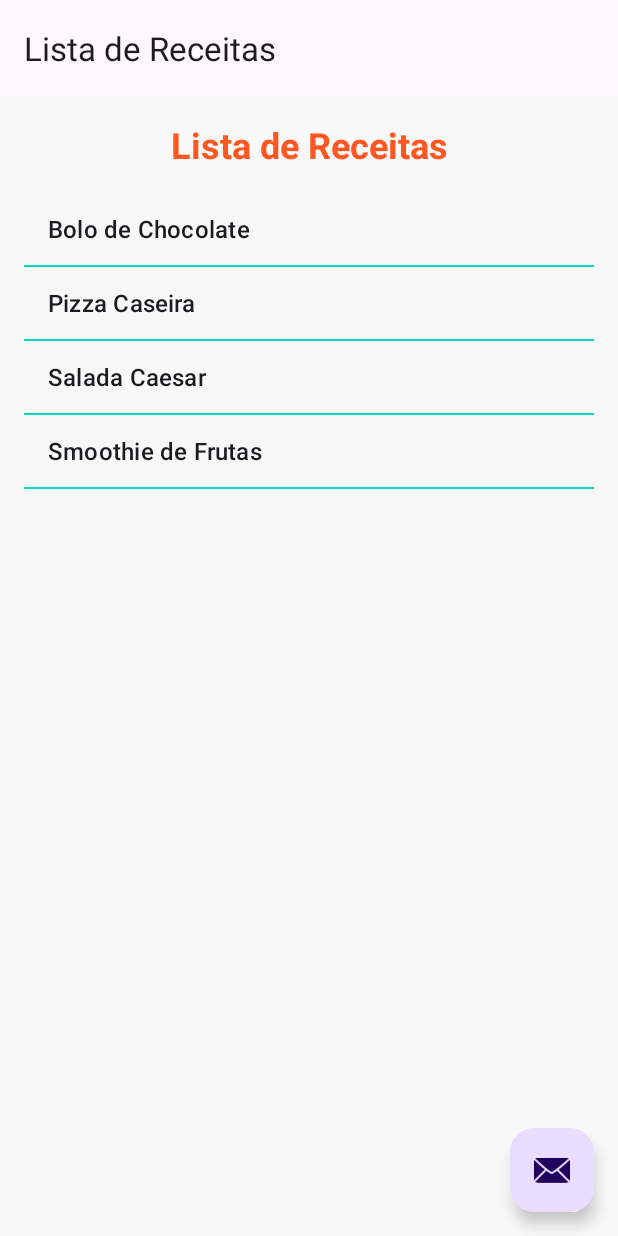
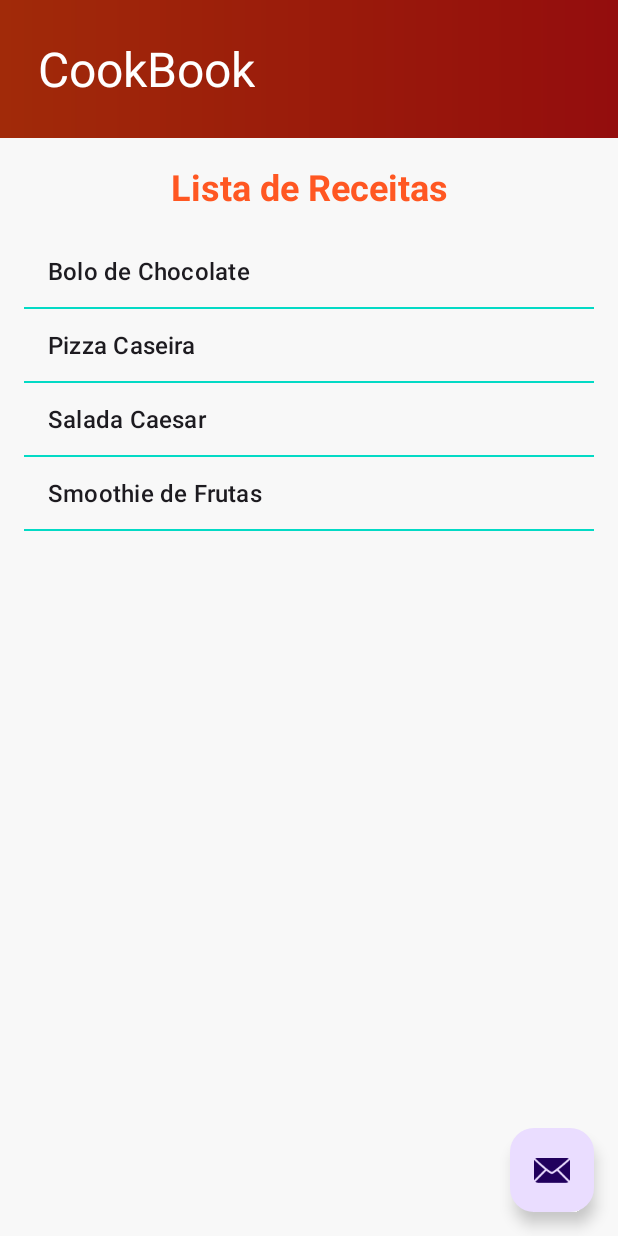
Before and after one commit to AleGTorres/CookBookMobile, an Android app: the screen it shows after launch (MainActivity), on a phone screen of 412 x 824 dp. Run offline under Robolectric (Android 15) with nearby library versions, the phone set to English and light mode, and no system bars; our stand-ins replace navigation-ui.

Commit message:
style: adicionando header

```diff
--- a/app/src/main/java/com/example/receitasdeliciosas/MainActivity.java
+++ b/app/src/main/java/com/example/receitasdeliciosas/MainActivity.java
@@ -2,10 +2,8 @@ package com.example.receitasdeliciosas;
 
 import android.os.Bundle;
 import androidx.appcompat.app.AppCompatActivity;
-import androidx.appcompat.widget.Toolbar;
 import androidx.navigation.NavController;
 import androidx.navigation.Navigation;
-import androidx.navigation.ui.AppBarConfiguration;
 import androidx.navigation.ui.NavigationUI;
 
 public class MainActivity extends AppCompatActivity {
@@ -15,13 +13,9 @@ public class MainActivity extends AppCompatActivity {
         super.onCreate(savedInstanceState);
         setContentView(R.layout.activity_main);
 
-        // Configura a Toolbar como ActionBar
-        Toolbar toolbar = findViewById(R.id.toolbar);
-        setSupportActionBar(toolbar);
-
         // Configura a navegação
-        NavController navController = Navigation.findNavController(this, R.id.nav_host_fragment_content_main);
-        NavigationUI.setupActionBarWithNavController(this, navController);
+        //NavController navController = Navigation.findNavController(this, R.id.nav_host_fragment_content_main);
+        //NavigationUI.setupActionBarWithNavController(this, navController);
     }
 
     @Override
--- /dev/null
+++ b/app/src/main/res/drawable/header.xml
@@ -0,0 +1,31 @@
+<vector
+    xmlns:android="http://schemas.android.com/apk/res/android"
+    xmlns:aapt="http://schemas.android.com/aapt"
+    android:width="412dp"
+    android:height="92dp"
+    android:viewportWidth="412"
+    android:viewportHeight="92">
+
+    <!-- Retângulo simples cobrindo toda a área -->
+    <path
+        android:pathData="M0,0H412V92H0V0Z">
+        <!-- Define o gradiente de cor -->
+        <aapt:attr name="android:fillColor">
+            <gradient
+                android:type="linear"
+                android:startX="0"
+                android:startY="0"
+                android:endX="412"
+                android:endY="0">
+                <!-- Cor inicial (esquerda) -->
+                <item
+                    android:color="#A12A09"
+                    android:offset="0"/>
+                <!-- Cor final (direita) -->
+                <item
+                    android:color="#940D0D"
+                    android:offset="1"/>
+            </gradient>
+        </aapt:attr>
+    </path>
+</vector>
--- a/app/src/main/res/layout/activity_main.xml
+++ b/app/src/main/res/layout/activity_main.xml
@@ -11,10 +11,24 @@
         android:layout_width="match_parent"
         android:layout_height="wrap_content">
 
-        <androidx.appcompat.widget.Toolbar
-            android:id="@+id/toolbar"
+        <RelativeLayout
             android:layout_width="match_parent"
-            android:layout_height="?attr/actionBarSize"/>
+            android:layout_height="92dp"
+            android:background="@drawable/header">
+
+            <TextView
+                android:id="@+id/cookbook"
+                android:layout_width="wrap_content"
+                android:layout_height="wrap_content"
+                android:layout_marginStart="25dp"
+                android:layout_centerVertical="true"
+                android:text="@string/cookbook"
+                android:textAppearance="@style/cookbook"
+                android:textColor="@android:color/white" />
+
+        </RelativeLayout>
+
+
     </com.google.android.material.appbar.AppBarLayout>
 
     <include layout="@layout/content_main" />
--- a/app/src/main/res/values/strings.xml
+++ b/app/src/main/res/values/strings.xml
@@ -1,5 +1,6 @@
 <resources>
-    <string name="app_name">Receitas Deliciosas</string>
+    <string name="app_name">CookBook</string>
+    <string name="cookbook">CookBook</string>
 
     <!-- Navegação -->
     <string name="title_lista_receitas">Lista de Receitas</string>
@@ -39,4 +40,6 @@
     <!-- TODO: Remove or change this placeholder text -->
     <string name="hello_blank_fragment">Hello blank fragment</string>
     <string name="action_settings">Configurações</string>
+
+
 </resources>
--- a/app/src/main/res/values/styles.xml
+++ b/app/src/main/res/values/styles.xml
@@ -1,2 +1,7 @@
 <?xml version="1.0" encoding="utf-8"?>
-<resources></resources>
+<resources>
+    <style name="cookbook">
+        <item name="android:textSize">32sp</item>
+        <item name="android:textColor">#FFFFFF</item>
+    </style>
+</resources>
```
